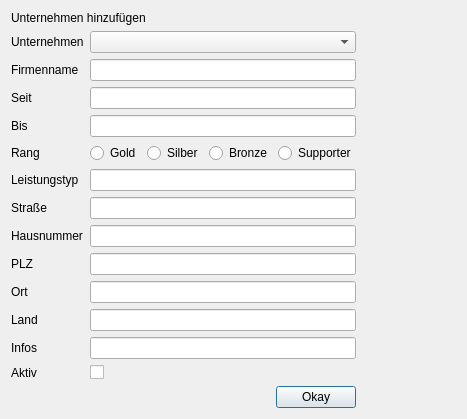
Old version of the form createcompany.ui in the repository green-lion-racing/glr-database.
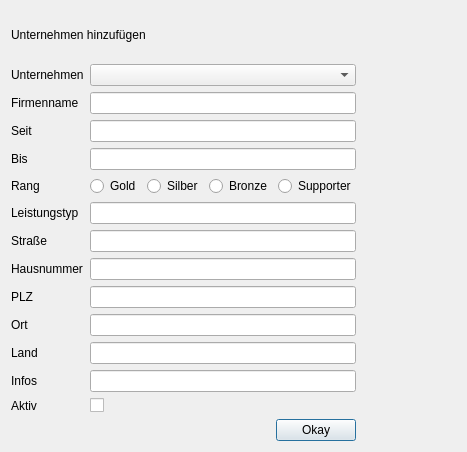
New version of the form.

What changed in the file:
```diff
--- a/createcompany.ui
+++ b/createcompany.ui
@@ -6,8 +6,8 @@
    <rect>
     <x>0</x>
     <y>0</y>
-    <width>426</width>
-    <height>370</height>
+    <width>462</width>
+    <height>452</height>
    </rect>
   </property>
   <property name="windowTitle">
```
Left out of the diff: 48 changed lines with no effect on the pictures.
